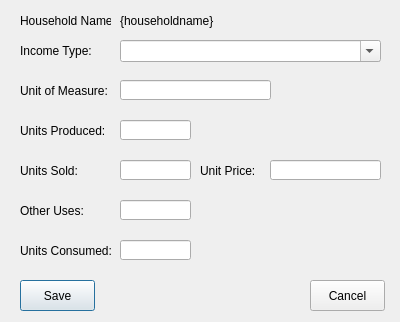
Qt form open-ihm/gui/designs/ui_household_income_livestock.ui (snim2mirror/openihm) before a commit.
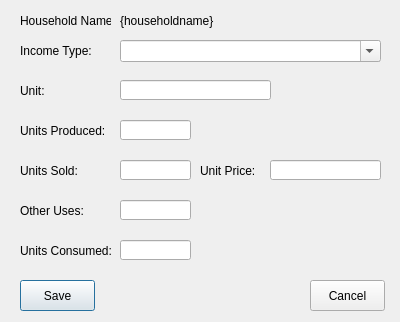
The same form after that commit.

Patch:
```diff
--- a/open-ihm/gui/designs/ui_household_income_livestock.ui
+++ b/open-ihm/gui/designs/ui_household_income_livestock.ui
@@ -229,7 +229,7 @@
     </rect>
    </property>
    <property name="text">
-    <string>Unit of Measure:</string>
+    <string>Unit:</string>
    </property>
   </widget>
  </widget>
```
